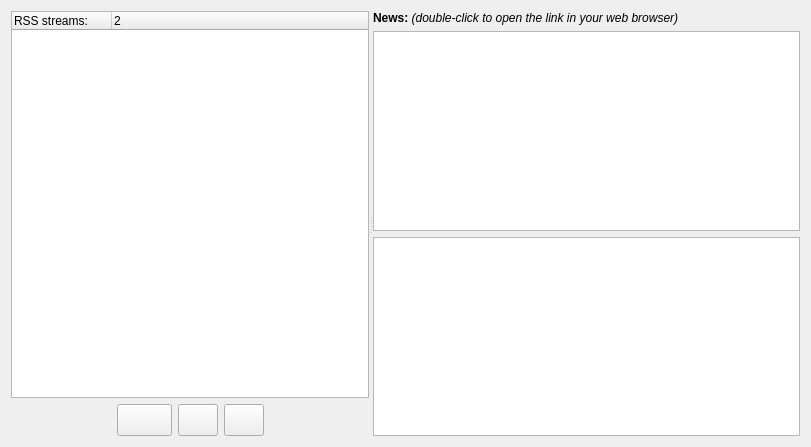
This is src/rss.ui in SysAdminDoc/qBittorrent-Vanced as Qt 5 draws it before an edit. The edited form follows.
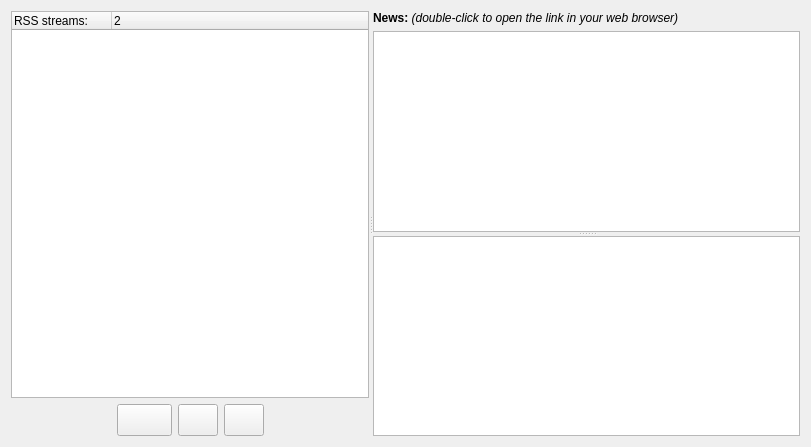
This is the edited form.

Commit message: - Improved rss layout

What changed in the file:
```diff
--- a/src/rss.ui
+++ b/src/rss.ui
@@ -12,9 +12,9 @@
   <property name="windowTitle" >
    <string>Search</string>
   </property>
-  <layout class="QVBoxLayout" name="verticalLayout" >
+  <layout class="QVBoxLayout" name="verticalLayout_2" >
    <item>
-    <widget class="QSplitter" name="splitter" >
+    <widget class="QSplitter" name="splitter_2" >
      <property name="orientation" >
       <enum>Qt::Horizontal</enum>
      </property>
@@ -155,14 +155,8 @@
       <zorder>listStreams</zorder>
       <zorder></zorder>
      </widget>
-     <widget class="QWidget" name="layoutWidget" >
-      <layout class="QVBoxLayout" >
-       <property name="spacing" >
-        <number>6</number>
-       </property>
-       <property name="margin" >
-        <number>0</number>
-       </property>
+     <widget class="QWidget" name="" >
+      <layout class="QVBoxLayout" name="verticalLayout" >
        <item>
         <widget class="QLabel" name="news_lbl" >
          <property name="font" >
@@ -177,20 +171,13 @@
         </widget>
        </item>
        <item>
-        <widget class="QListWidget" name="listNews" />
-       </item>
-       <item>
-        <widget class="QTextBrowser" name="textBrowser" />
-       </item>
-       <item>
-        <layout class="QHBoxLayout" >
-         <property name="spacing" >
-          <number>6</number>
+        <widget class="QSplitter" name="splitter" >
+         <property name="orientation" >
+          <enum>Qt::Vertical</enum>
          </property>
-         <property name="margin" >
-          <number>0</number>
-         </property>
-        </layout>
+         <widget class="QListWidget" name="listNews" />
+         <widget class="QTextBrowser" name="textBrowser" />
+        </widget>
        </item>
       </layout>
      </widget>
```
Left out of the diff: 1 changed line with no effect on the pictures.
